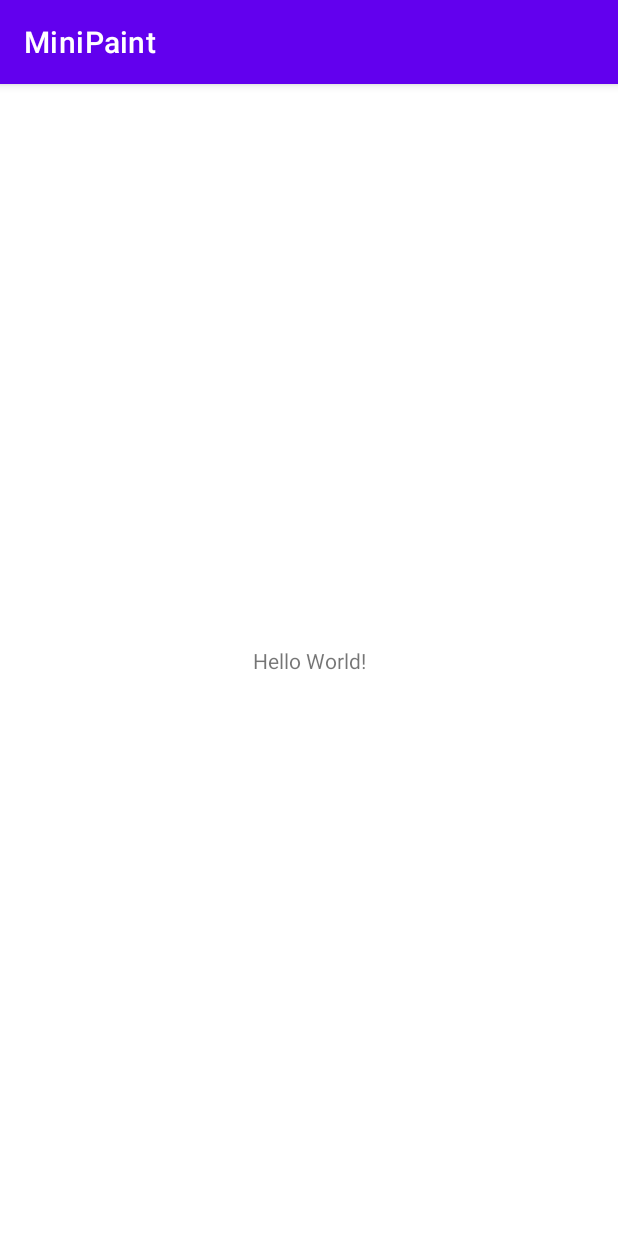
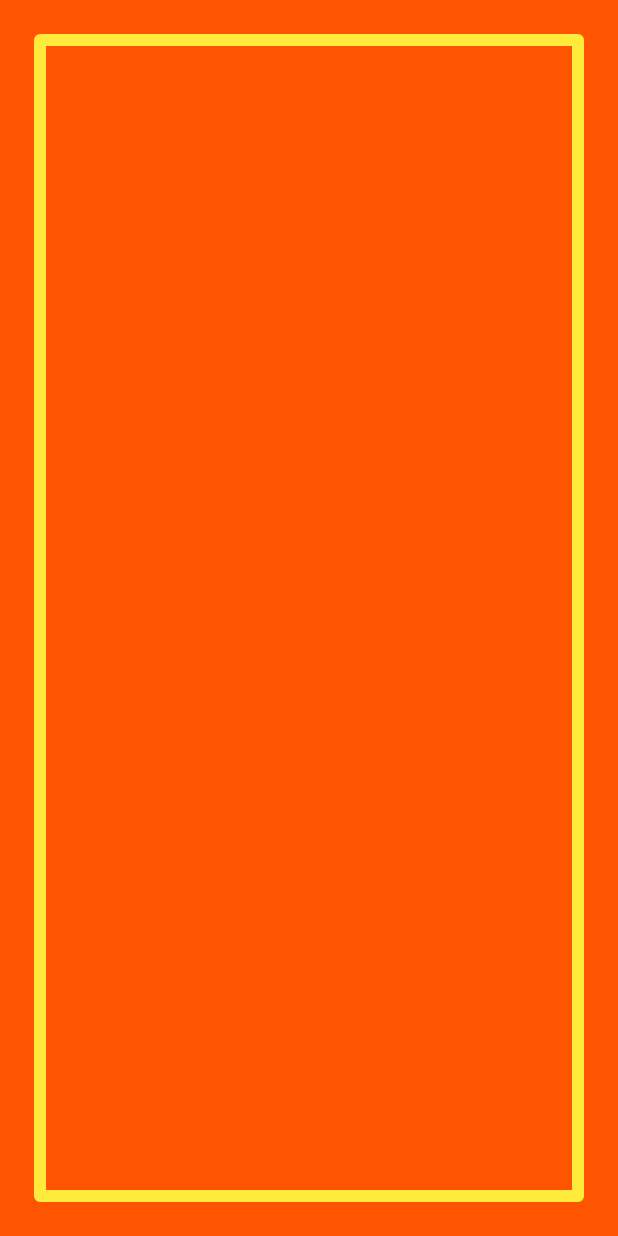
Before and after one commit to melike-ertekin/AdvancedAndroidAppsWithKotlinPart-1, an Android app: the screen it shows after launch (MainActivity), on a phone screen of 412 x 824 dp. Run offline under Robolectric (Android 15) with nearby library versions, the phone set to English and light mode, and no system bars.

Commit message:
Draw on canvas (Bitmap solution)

```diff
--- a/L4_DrawingOnCanvas/MiniPaint/app/src/main/java/com/example/minipaint/MainActivity.kt
+++ b/L4_DrawingOnCanvas/MiniPaint/app/src/main/java/com/example/minipaint/MainActivity.kt
@@ -2,10 +2,16 @@ package com.example.minipaint
 
 import androidx.appcompat.app.AppCompatActivity
 import android.os.Bundle
+import android.view.View.SYSTEM_UI_FLAG_FULLSCREEN
 
 class MainActivity : AppCompatActivity() {
     override fun onCreate(savedInstanceState: Bundle?) {
         super.onCreate(savedInstanceState)
         setContentView(R.layout.activity_main)
+
+        val myCanvasView = MyCanvasView(this)
+        myCanvasView.systemUiVisibility = SYSTEM_UI_FLAG_FULLSCREEN
+        myCanvasView.contentDescription = getString(R.string.canvasContentDescription)
+        setContentView(myCanvasView)
     }
 }
--- /dev/null
+++ b/L4_DrawingOnCanvas/MiniPaint/app/src/main/java/com/example/minipaint/MyCanvasView.kt
@@ -0,0 +1,112 @@
+package com.example.minipaint
+
+import android.content.Context
+import android.graphics.*
+import android.view.MotionEvent
+import android.view.View
+import android.view.ViewConfiguration
+import androidx.core.content.res.ResourcesCompat
+
+private const val STROKE_WIDTH = 12f // has to be float
+
+class MyCanvasView(context: Context) : View(context) {
+
+    private lateinit var extraCanvas: Canvas
+    private lateinit var extraBitmap: Bitmap
+
+    private val backgroundColor = ResourcesCompat.getColor(resources, R.color.colorBackground, null)
+
+    private val drawColor = ResourcesCompat.getColor(resources, R.color.colorPaint, null)
+
+    // Set up the paint with which to draw.
+    private val paint = Paint().apply {
+        color = drawColor
+        // Smooths out edges of what is drawn without affecting shape.
+        isAntiAlias = true
+        // Dithering affects how colors with higher-precision than the device are down-sampled.
+        isDither = true
+        style = Paint.Style.STROKE // default: FILL
+        strokeJoin = Paint.Join.ROUND // default: MITER
+        strokeCap = Paint.Cap.ROUND // default: BUTT
+        strokeWidth = STROKE_WIDTH // default: Hairline-width (really thin)
+    }
+
+    private var path = Path()
+
+    private var motionTouchEventX = 0f
+    private var motionTouchEventY = 0f
+
+    private var currentX = 0f
+    private var currentY = 0f
+
+    private val touchTolerance = ViewConfiguration.get(context).scaledTouchSlop
+
+    private lateinit var frame: Rect
+
+    override fun onSizeChanged(width: Int, height: Int, oldWidth: Int, oldHeight: Int) {
+        super.onSizeChanged(width, height, oldWidth, oldHeight)
+
+
+        //Looking at onSizeChanged(), a new bitmap and canvas are created every time the function executes.
+        // You need a new bitmap, because the size has changed. However, this is a memory leak, leaving the old bitmaps around.
+        // To fix this, recycle extraBitmap before creating the next one.
+        if (::extraBitmap.isInitialized) extraBitmap.recycle()
+
+        extraBitmap = Bitmap.createBitmap(width, height, Bitmap.Config.ARGB_8888)
+        extraCanvas = Canvas(extraBitmap)
+        extraCanvas.drawColor(backgroundColor)
+
+        // Calculate a rectangular frame around the picture.
+        val inset = 40
+        frame = Rect(inset, inset, width - inset, height - inset)
+
+    }
+
+    //The 2D coordinate system used for drawing on a Canvas is in pixels, and the origin (0,0) is at the top left corner of the Canvas.
+    override fun onDraw(canvas: Canvas) {
+        super.onDraw(canvas)
+        canvas.drawBitmap(extraBitmap, 0f, 0f, null)
+
+        // Draw a frame around the canvas.
+        canvas.drawRect(frame, paint)
+    }
+
+    override fun onTouchEvent(event: MotionEvent): Boolean {
+        motionTouchEventX = event.x
+        motionTouchEventY = event.y
+
+        when (event.action) {
+            MotionEvent.ACTION_DOWN -> touchStart()
+            MotionEvent.ACTION_MOVE -> touchMove()
+            MotionEvent.ACTION_UP -> touchUp()
+        }
+        return true
+    }
+
+    private fun touchStart() {
+        path.reset()
+        path.moveTo(motionTouchEventX, motionTouchEventY)
+        currentX = motionTouchEventX
+        currentY = motionTouchEventY
+    }
+
+    private fun touchMove() {
+        val dx = Math.abs(motionTouchEventX - currentX)
+        val dy = Math.abs(motionTouchEventY - currentY)
+        if (dx >= touchTolerance || dy >= touchTolerance) {
+            // QuadTo() adds a quadratic bezier from the last point,
+            // approaching control point (x1,y1), and ending at (x2,y2).
+            path.quadTo(currentX, currentY, (motionTouchEventX + currentX) / 2, (motionTouchEventY + currentY) / 2)
+            currentX = motionTouchEventX
+            currentY = motionTouchEventY
+            // Draw the path in the extra bitmap to cache it.
+            extraCanvas.drawPath(path, paint)
+        }
+        invalidate()
+    }
+
+    private fun touchUp() {
+        // Reset the path so it doesn't get drawn again.
+        path.reset()
+    }
+}
--- a/L4_DrawingOnCanvas/MiniPaint/app/src/main/res/values/colors.xml
+++ b/L4_DrawingOnCanvas/MiniPaint/app/src/main/res/values/colors.xml
@@ -7,4 +7,6 @@
     <color name="teal_700">#FF018786</color>
     <color name="black">#FF000000</color>
     <color name="white">#FFFFFFFF</color>
+    <color name="colorBackground">#FFFF5500</color>
+    <color name="colorPaint">#FFFFEB3B</color>
 </resources>
--- a/L4_DrawingOnCanvas/MiniPaint/app/src/main/res/values/strings.xml
+++ b/L4_DrawingOnCanvas/MiniPaint/app/src/main/res/values/strings.xml
@@ -1,3 +1,5 @@
 <resources>
     <string name="app_name">MiniPaint</string>
+    <string name="canvasContentDescription">Mini Paint is a simple line drawing app.
+   Drag your fingers to draw. Rotate the phone to clear.</string>
 </resources>
--- /dev/null
+++ b/L4_DrawingOnCanvas/MiniPaint/app/src/main/res/values/styles.xml
@@ -0,0 +1,2 @@
+<?xml version="1.0" encoding="utf-8"?>
+<resources></resources>
--- a/L4_DrawingOnCanvas/MiniPaint/app/src/main/res/values/themes.xml
+++ b/L4_DrawingOnCanvas/MiniPaint/app/src/main/res/values/themes.xml
@@ -1,6 +1,6 @@
 <resources xmlns:tools="http://schemas.android.com/tools">
     <!-- Base application theme. -->
-    <style name="Theme.MiniPaint" parent="Theme.MaterialComponents.DayNight.DarkActionBar">
+    <style name="Theme.MiniPaint" parent="Theme.MaterialComponents.DayNight.NoActionBar">
         <!-- Primary brand color. -->
         <item name="colorPrimary">@color/purple_500</item>
         <item name="colorPrimaryVariant">@color/purple_700</item>
```
